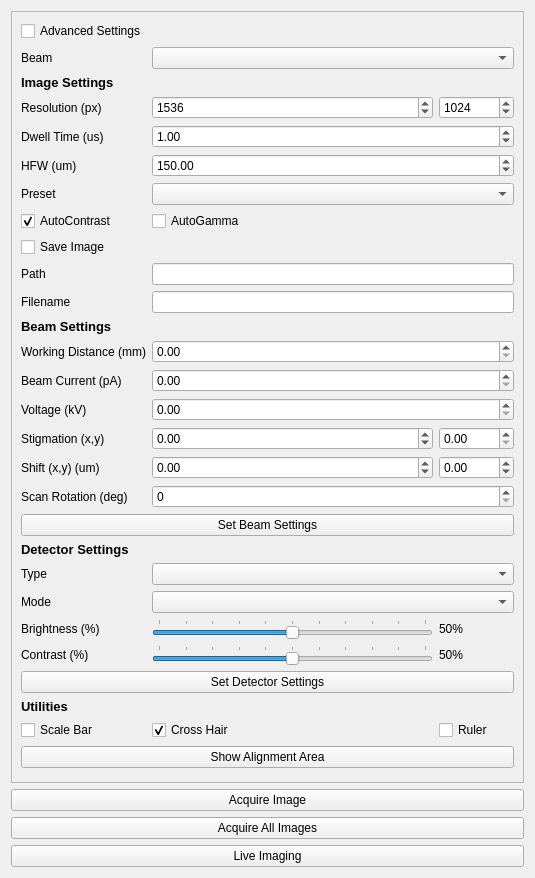
Above: fibsem/ui/qtdesigner_files/ImageSettingsWidget.ui from DeMarcoLab/fibsem before the change. Below: the same form after it.
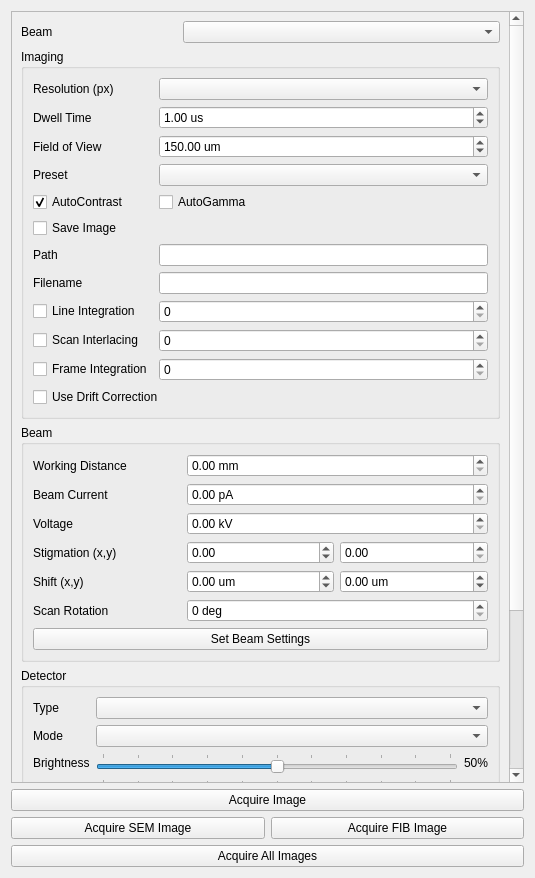
That is the form after the change.

Diff of the .ui file:
```diff
--- a/fibsem/ui/qtdesigner_files/ImageSettingsWidget.ui
+++ b/fibsem/ui/qtdesigner_files/ImageSettingsWidget.ui
@@ -14,14 +14,7 @@
    <string>Form</string>
   </property>
   <layout class="QGridLayout" name="gridLayout">
-   <item row="29" column="0" colspan="2">
-    <widget class="QPushButton" name="pushButton_take_image">
-     <property name="text">
-      <string>Acquire Image</string>
-     </property>
-    </widget>
-   </item>
-   <item row="30" column="0" colspan="2">
+   <item row="31" column="0" colspan="2">
     <widget class="QPushButton" name="pushButton_take_all_images">
      <property name="text">
       <string>Acquire All Images</string>
@@ -43,23 +36,22 @@
       <property name="geometry">
        <rect>
         <x>0</x>
-        <y>-77</y>
+        <y>-311</y>
         <width>501</width>
-        <height>842</height>
+        <height>1076</height>
        </rect>
       </property>
       <layout class="QGridLayout" name="gridLayout_2">
-       <item row="6" column="1" colspan="2">
-        <widget class="QComboBox" name="comboBox_presets"/>
+       <item row="1" column="1" colspan="2">
+        <widget class="QComboBox" name="selected_beam"/>
        </item>
-       <item row="34" column="1" colspan="2">
-        <widget class="QLabel" name="ion_ruler_label">
-         <property name="text">
-          <string/>
+       <item row="33" column="0" colspan="3">
+        <widget class="QGroupBox" name="groupBox_utilities">
+         <property name="title">
+          <string>Utilities</string>
          </property>
-        </widget>
-       </item>
-       <item row="35" column="1">
+         <layout class="QGridLayout" name="gridLayout_6">
+          <item row="1" column="1">
         <widget class="QCheckBox" name="crosshair_checkbox">
          <property name="text">
           <string>Cross Hair</string>
@@ -69,33 +61,135 @@
          </property>
         </widget>
        </item>
-       <item row="30" column="1">
-        <widget class="QSlider" name="detector_brightness_slider">
-         <property name="maximum">
-          <number>100</number>
-         </property>
-         <property name="sliderPosition">
-          <number>50</number>
-         </property>
-         <property name="orientation">
-          <enum>Qt::Horizontal</enum>
-         </property>
-         <property name="invertedAppearance">
-          <bool>false</bool>
-         </property>
-         <property name="tickPosition">
-          <enum>QSlider::TicksAbove</enum>
-         </property>
-         <property name="tickInterval">
-          <number>10</number>
+          <item row="1" column="2">
+           <widget class="QCheckBox" name="ion_ruler_checkBox">
+            <property name="text">
+             <string>Ruler </string>
+            </property>
+           </widget>
+          </item>
+          <item row="1" column="0">
+           <widget class="QCheckBox" name="scalebar_checkbox">
+            <property name="text">
+             <string>Scale Bar</string>
+            </property>
+           </widget>
+          </item>
+          <item row="2" column="0" colspan="3">
+           <widget class="QLabel" name="ion_ruler_label">
+            <property name="text">
+             <string/>
+            </property>
+           </widget>
+          </item>
+          <item row="3" column="0" colspan="3">
+           <widget class="QPushButton" name="pushButton_show_alignment_area">
+            <property name="text">
+             <string>Show Alignment Area</string>
+            </property>
+           </widget>
+          </item>
+          <item row="0" column="0" colspan="3">
+           <widget class="QCheckBox" name="checkBox_advanced_settings">
+            <property name="text">
+             <string>Show Advanced</string>
+            </property>
+           </widget>
+          </item>
+         </layout>
+        </widget>
+       </item>
+       <item row="2" column="0" colspan="3">
+        <widget class="QGroupBox" name="groupBox_imaging">
+         <property name="title">
+          <string>Imaging</string>
          </property>
-        </widget>
-       </item>
-       <item row="12" column="1" colspan="2">
+         <layout class="QGridLayout" name="gridLayout_3">
+          <item row="4" column="0">
+           <widget class="QCheckBox" name="checkBox_image_use_autocontrast">
+            <property name="text">
+             <string>AutoContrast</string>
+            </property>
+            <property name="checked">
+             <bool>true</bool>
+            </property>
+           </widget>
+          </item>
+          <item row="3" column="1">
+           <widget class="QComboBox" name="comboBox_presets"/>
+          </item>
+          <item row="4" column="1">
+           <widget class="QCheckBox" name="checkBox_image_use_autogamma">
+            <property name="text">
+             <string>AutoGamma</string>
+            </property>
+           </widget>
+          </item>
+          <item row="6" column="0">
+           <widget class="QLabel" name="label_image_save_path">
+            <property name="text">
+             <string>Path</string>
+            </property>
+           </widget>
+          </item>
+          <item row="5" column="0" colspan="2">
+           <widget class="QCheckBox" name="checkBox_image_save_image">
+            <property name="text">
+             <string>Save Image</string>
+            </property>
+           </widget>
+          </item>
+          <item row="10" column="1">
+           <widget class="QSpinBox" name="spinBox_image_scan_interlacing"/>
+          </item>
+          <item row="1" column="0">
+           <widget class="QLabel" name="label_image_dwell_time">
+            <property name="text">
+             <string>Dwell Time</string>
+            </property>
+           </widget>
+          </item>
+          <item row="7" column="1">
         <widget class="QLineEdit" name="lineEdit_image_label"/>
        </item>
-       <item row="5" column="1" colspan="2">
+          <item row="11" column="1">
+           <widget class="QSpinBox" name="spinBox_image_frame_integration"/>
+          </item>
+          <item row="8" column="1">
+           <widget class="QSpinBox" name="spinBox_image_line_integration"/>
+          </item>
+          <item row="3" column="0">
+           <widget class="QLabel" name="label_presets">
+            <property name="text">
+             <string>Preset</string>
+            </property>
+           </widget>
+          </item>
+          <item row="7" column="0">
+           <widget class="QLabel" name="label_image_label">
+            <property name="text">
+             <string>Filename</string>
+            </property>
+           </widget>
+          </item>
+          <item row="6" column="1">
+           <widget class="QLineEdit" name="lineEdit_image_path"/>
+          </item>
+          <item row="0" column="1">
+           <widget class="QComboBox" name="comboBox_image_resolution"/>
+          </item>
+          <item row="0" column="0">
+           <widget class="QLabel" name="label_image_resolution">
+            <property name="text">
+             <string>Resolution (px)</string>
+            </property>
+           </widget>
+          </item>
+          <item row="2" column="1">
         <widget class="QDoubleSpinBox" name="doubleSpinBox_image_hfw">
+            <property name="suffix">
+             <string> um</string>
+            </property>
          <property name="maximum">
           <double>100000000.000000000000000</double>
          </property>
@@ -107,35 +201,61 @@
          </property>
         </widget>
        </item>
-       <item row="26" column="0" colspan="3">
-        <widget class="QPushButton" name="button_set_beam_settings">
+          <item row="2" column="0">
+           <widget class="QLabel" name="label_image_hfw">
          <property name="text">
-          <string>Set Beam Settings</string>
+             <string>Field of View</string>
          </property>
         </widget>
        </item>
-       <item row="25" column="1" colspan="2">
-        <widget class="QSpinBox" name="spinBox_beam_scan_rotation">
+          <item row="1" column="1">
+           <widget class="QDoubleSpinBox" name="doubleSpinBox_image_dwell_time">
+            <property name="suffix">
+             <string> us</string>
+            </property>
          <property name="maximum">
-          <number>360</number>
-         </property>
-        </widget>
-       </item>
-       <item row="7" column="1">
-        <widget class="QCheckBox" name="checkBox_image_use_autogamma">
+             <double>10000000000000.000000000000000</double>
+            </property>
+            <property name="singleStep">
+             <double>0.010000000000000</double>
+            </property>
+            <property name="value">
+             <double>1.000000000000000</double>
+            </property>
+           </widget>
+          </item>
+          <item row="8" column="0">
+           <widget class="QCheckBox" name="checkBox_image_line_integration">
          <property name="text">
-          <string>AutoGamma</string>
+             <string>Line Integration</string>
          </property>
         </widget>
        </item>
-       <item row="1" column="0">
-        <widget class="QLabel" name="label_beam_type">
+          <item row="10" column="0">
+           <widget class="QCheckBox" name="checkBox_image_scan_interlacing">
          <property name="text">
-          <string>Beam</string>
+             <string>Scan Interlacing</string>
          </property>
         </widget>
        </item>
-       <item row="37" column="0" colspan="2">
+          <item row="11" column="0">
+           <widget class="QCheckBox" name="checkBox_image_frame_integration">
+            <property name="text">
+             <string>Frame Integration</string>
+            </property>
+           </widget>
+          </item>
+          <item row="12" column="0" colspan="2">
+           <widget class="QCheckBox" name="checkBox_image_drift_correction">
+            <property name="text">
+             <string>Use Drift Correction</string>
+            </property>
+           </widget>
+          </item>
+         </layout>
+        </widget>
+       </item>
+       <item row="36" column="0" colspan="2">
         <spacer name="verticalSpacer">
          <property name="orientation">
           <enum>Qt::Vertical</enum>
@@ -148,217 +268,76 @@
          </property>
         </spacer>
        </item>
-       <item row="4" column="0">
-        <widget class="QLabel" name="label_image_dwell_time">
+       <item row="1" column="0">
+        <widget class="QLabel" name="label_beam_type">
          <property name="text">
-          <string>Dwell Time (us)</string>
+          <string>Beam</string>
          </property>
         </widget>
        </item>
-       <item row="19" column="0" colspan="3">
-        <widget class="QLabel" name="label_beam_header">
-         <property name="font">
-          <font>
-           <pointsize>10</pointsize>
-           <weight>75</weight>
-           <bold>true</bold>
-          </font>
+       <item row="4" column="0" colspan="3">
+        <widget class="QGroupBox" name="groupBox_detector">
+         <property name="title">
+          <string>Detector</string>
          </property>
-         <property name="text">
-          <string>Beam Settings</string>
-         </property>
-        </widget>
-       </item>
-       <item row="34" column="0">
-        <widget class="QLabel" name="label_utils_header">
-         <property name="font">
-          <font>
-           <pointsize>10</pointsize>
-           <weight>75</weight>
-           <bold>true</bold>
-          </font>
-         </property>
-         <property name="text">
-          <string>Utilities</string>
-         </property>
-        </widget>
-       </item>
-       <item row="5" column="0">
-        <widget class="QLabel" name="label_image_hfw">
-         <property name="text">
-          <string>HFW (um)</string>
-         </property>
-        </widget>
-       </item>
-       <item row="30" column="2">
-        <widget class="QLabel" name="detector_brightness_label">
+         <layout class="QGridLayout" name="gridLayout_5">
+          <item row="3" column="2">
+           <widget class="QLabel" name="detector_contrast_label">
          <property name="text">
           <string>50%</string>
          </property>
         </widget>
        </item>
-       <item row="29" column="1" colspan="2">
-        <widget class="QComboBox" name="detector_mode_combobox"/>
-       </item>
-       <item row="2" column="0" colspan="3">
-        <widget class="QLabel" name="label_title">
-         <property name="font">
-          <font>
-           <pointsize>10</pointsize>
-           <weight>75</weight>
-           <bold>true</bold>
-          </font>
-         </property>
-         <property name="text">
-          <string>Image Settings</string>
-         </property>
-        </widget>
-       </item>
-       <item row="4" column="1" colspan="2">
-        <widget class="QDoubleSpinBox" name="doubleSpinBox_image_dwell_time">
-         <property name="maximum">
-          <double>10000000000000.000000000000000</double>
-         </property>
-         <property name="singleStep">
-          <double>0.010000000000000</double>
-         </property>
-         <property name="value">
-          <double>1.000000000000000</double>
-         </property>
-        </widget>
-       </item>
-       <item row="11" column="1" colspan="2">
-        <widget class="QLineEdit" name="lineEdit_image_path"/>
-       </item>
-       <item row="25" column="0">
-        <widget class="QLabel" name="label_beam_scan_rotation">
-         <property name="text">
-          <string>Scan Rotation (deg)</string>
-         </property>
-        </widget>
-       </item>
-       <item row="24" column="1">
-        <widget class="QDoubleSpinBox" name="shift_x">
-         <property name="minimum">
-          <double>-1000.000000000000000</double>
-         </property>
-         <property name="maximum">
-          <double>1000.000000000000000</double>
-         </property>
-        </widget>
-       </item>
-       <item row="29" column="0">
-        <widget class="QLabel" name="label_detector_mode">
-         <property name="text">
-          <string>Mode</string>
-         </property>
-        </widget>
-       </item>
-       <item row="28" column="0">
+          <item row="0" column="0">
         <widget class="QLabel" name="label_detector_type">
          <property name="text">
           <string>Type</string>
          </property>
         </widget>
        </item>
-       <item row="24" column="0">
-        <widget class="QLabel" name="label_shift">
-         <property name="text">
-          <string>Shift (x,y) (um)</string>
-         </property>
-        </widget>
-       </item>
-       <item row="23" column="2">
-        <widget class="QDoubleSpinBox" name="stigmation_y">
+          <item row="2" column="1">
+           <widget class="QSlider" name="detector_brightness_slider">
          <property name="maximum">
-          <double>1000.000000000000000</double>
-         </property>
-        </widget>
-       </item>
-       <item row="12" column="0">
-        <widget class="QLabel" name="label_image_label">
-         <property name="text">
-          <string>Filename</string>
-         </property>
-        </widget>
-       </item>
-       <item row="20" column="1" colspan="2">
-        <widget class="QDoubleSpinBox" name="working_distance">
-         <property name="maximum">
-          <double>1000.000000000000000</double>
-         </property>
-        </widget>
-       </item>
-       <item row="31" column="2">
-        <widget class="QLabel" name="detector_contrast_label">
+             <number>100</number>
+            </property>
+            <property name="sliderPosition">
+             <number>50</number>
+            </property>
+            <property name="orientation">
+             <enum>Qt::Horizontal</enum>
+            </property>
+            <property name="invertedAppearance">
+             <bool>false</bool>
+            </property>
+            <property name="tickPosition">
+             <enum>QSlider::TicksAbove</enum>
+            </property>
+            <property name="tickInterval">
+             <number>10</number>
+            </property>
+           </widget>
+          </item>
+          <item row="1" column="1" colspan="2">
+           <widget class="QComboBox" name="detector_mode_combobox"/>
+          </item>
+          <item row="2" column="2">
+           <widget class="QLabel" name="detector_brightness_label">
          <property name="text">
           <string>50%</string>
          </property>
         </widget>
        </item>
-       <item row="31" column="0">
-        <widget class="QLabel" name="label_detector_contrast">
-         <property name="text">
-          <string>Contrast (%)</string>
-         </property>
-        </widget>
-       </item>
-       <item row="35" column="0">
-        <widget class="QCheckBox" name="scalebar_checkbox">
+          <item row="0" column="1" colspan="2">
+           <widget class="QComboBox" name="detector_type_combobox"/>
+          </item>
+          <item row="2" column="0">
+           <widget class="QLabel" name="label_detector_brightness">
          <property name="text">
-          <string>Scale Bar</string>
+             <string>Brightness</string>
          </property>
         </widget>
        </item>
-       <item row="21" column="0">
-        <widget class="QLabel" name="label_beam_current">
-         <property name="text">
-          <string>Beam Current (pA)</string>
-         </property>
-        </widget>
-       </item>
-       <item row="7" column="0">
-        <widget class="QCheckBox" name="checkBox_image_use_autocontrast">
-         <property name="text">
-          <string>AutoContrast</string>
-         </property>
-         <property name="checked">
-          <bool>true</bool>
-         </property>
-        </widget>
-       </item>
-       <item row="24" column="2">
-        <widget class="QDoubleSpinBox" name="shift_y">
-         <property name="minimum">
-          <double>-1000.000000000000000</double>
-         </property>
-         <property name="maximum">
-          <double>1000.000000000000000</double>
-         </property>
-        </widget>
-       </item>
-       <item row="23" column="0">
-        <widget class="QLabel" name="label_stigmation">
-         <property name="text">
-          <string>Stigmation (x,y)</string>
-         </property>
-        </widget>
-       </item>
-       <item row="22" column="0">
-        <widget class="QLabel" name="label_beam_voltage">
-         <property name="text">
-          <string>Voltage (kV)</string>
-         </property>
-        </widget>
-       </item>
-       <item row="20" column="0">
-        <widget class="QLabel" name="label_beam_working_distance">
-         <property name="text">
-          <string>Working Distance (mm)</string>
-         </property>
-        </widget>
-       </item>
-       <item row="31" column="1">
+          <item row="3" column="1">
         <widget class="QSlider" name="detector_contrast_slider">
          <property name="maximum">
           <number>100</number>
@@ -377,147 +356,208 @@
          </property>
         </widget>
        </item>
-       <item row="3" column="1">
-        <widget class="QSpinBox" name="spinBox_resolution_x">
-         <property name="minimum">
-          <number>1</number>
-         </property>
-         <property name="maximum">
-          <number>999999999</number>
-         </property>
-         <property name="value">
-          <number>1536</number>
-         </property>
-        </widget>
-       </item>
-       <item row="27" column="0" colspan="3">
-        <widget class="QLabel" name="label_detector_header">
-         <property name="font">
-          <font>
-           <pointsize>10</pointsize>
-           <weight>75</weight>
-           <bold>true</bold>
-          </font>
-         </property>
+          <item row="3" column="0">
+           <widget class="QLabel" name="label_detector_contrast">
          <property name="text">
-          <string>Detector Settings</string>
+             <string>Contrast</string>
          </property>
         </widget>
        </item>
-       <item row="35" column="2">
-        <widget class="QCheckBox" name="ion_ruler_checkBox">
+          <item row="1" column="0">
+           <widget class="QLabel" name="label_detector_mode">
          <property name="text">
-          <string>Ruler </string>
+             <string>Mode</string>
          </property>
         </widget>
        </item>
-       <item row="32" column="0" colspan="3">
+          <item row="4" column="0" colspan="3">
         <widget class="QPushButton" name="set_detector_button">
          <property name="text">
           <string>Set Detector Settings</string>
          </property>
         </widget>
        </item>
+         </layout>
+        </widget>
+       </item>
+       <item row="3" column="0" colspan="3">
+        <widget class="QGroupBox" name="groupBox_beam">
+         <property name="title">
+          <string>Beam</string>
+         </property>
+         <layout class="QGridLayout" name="gridLayout_4">
        <item row="3" column="2">
-        <widget class="QSpinBox" name="spinBox_resolution_y">
+           <widget class="QDoubleSpinBox" name="doubleSpinBox_stigmation_y">
+            <property name="maximum">
+             <double>1000.000000000000000</double>
+            </property>
+            <property name="singleStep">
+             <double>0.010000000000000</double>
+            </property>
+           </widget>
+          </item>
+          <item row="5" column="1" colspan="2">
+           <widget class="QSpinBox" name="spinBox_beam_scan_rotation">
+            <property name="suffix">
+             <string> deg</string>
+            </property>
+            <property name="maximum">
+             <number>360</number>
+            </property>
+           </widget>
+          </item>
+          <item row="3" column="1">
+           <widget class="QDoubleSpinBox" name="doubleSpinBox_stigmation_x">
          <property name="minimum">
-          <number>1</number>
+             <double>-1000.000000000000000</double>
          </property>
          <property name="maximum">
-          <number>999999999</number>
-         </property>
-         <property name="value">
-          <number>1024</number>
+             <double>1000.000000000000000</double>
+            </property>
+            <property name="singleStep">
+             <double>0.010000000000000</double>
          </property>
         </widget>
        </item>
-       <item row="1" column="1" colspan="2">
-        <widget class="QComboBox" name="selected_beam"/>
-       </item>
-       <item row="11" column="0">
-        <widget class="QLabel" name="label_image_save_path">
+          <item row="2" column="0">
+           <widget class="QLabel" name="label_beam_voltage">
          <property name="text">
-          <string>Path</string>
+             <string>Voltage</string>
          </property>
         </widget>
        </item>
-       <item row="28" column="1" colspan="2">
-        <widget class="QComboBox" name="detector_type_combobox"/>
-       </item>
-       <item row="3" column="0">
-        <widget class="QLabel" name="label_image_resolution">
+          <item row="0" column="0">
+           <widget class="QLabel" name="label_beam_working_distance">
          <property name="text">
-          <string>Resolution (px)</string>
+             <string>Working Distance</string>
          </property>
         </widget>
        </item>
-       <item row="22" column="1" colspan="2">
-        <widget class="QDoubleSpinBox" name="beam_voltage">
+          <item row="0" column="1" colspan="2">
+           <widget class="QDoubleSpinBox" name="doubleSpinBox_working_distance">
+            <property name="suffix">
+             <string> mm</string>
+            </property>
+            <property name="maximum">
+             <double>1000.000000000000000</double>
+            </property>
+            <property name="singleStep">
+             <double>0.010000000000000</double>
+            </property>
+           </widget>
+          </item>
+          <item row="2" column="1" colspan="2">
+           <widget class="QDoubleSpinBox" name="doubleSpinBox_beam_voltage">
+            <property name="suffix">
+             <string> kV</string>
+            </property>
          <property name="maximum">
           <double>100000.000000000000000</double>
          </property>
         </widget>
        </item>
-       <item row="6" column="0">
-        <widget class="QLabel" name="label_presets">
-         <property name="text">
-          <string>Preset</string>
-         </property>
-        </widget>
-       </item>
-       <item row="9" column="0" colspan="3">
-        <widget class="QCheckBox" name="checkBox_image_save_image">
+          <item row="4" column="2">
+           <widget class="QDoubleSpinBox" name="doubleSpinBox_shift_y">
+            <property name="suffix">
+             <string> um</string>
+            </property>
+            <property name="minimum">
+             <double>-1000.000000000000000</double>
+            </property>
+            <property name="maximum">
+             <double>1000.000000000000000</double>
+            </property>
+            <property name="singleStep">
+             <double>0.010000000000000</double>
+            </property>
+           </widget>
+          </item>
+          <item row="5" column="0">
+           <widget class="QLabel" name="label_beam_scan_rotation">
          <property name="text">
-          <string>Save Image</string>
+             <string>Scan Rotation</string>
          </property>
         </widget>
        </item>
-       <item row="21" column="1" colspan="2">
-        <widget class="QDoubleSpinBox" name="beam_current">
-         <property name="maximum">
-          <double>1000.000000000000000</double>
+          <item row="1" column="0">
+           <widget class="QLabel" name="label_beam_current">
+            <property name="text">
+             <string>Beam Current</string>
          </property>
         </widget>
        </item>
-       <item row="0" column="0" colspan="2">
-        <widget class="QCheckBox" name="checkBox_advanced_settings">
+          <item row="4" column="0">
+           <widget class="QLabel" name="label_shift">
          <property name="text">
-          <string>Advanced Settings</string>
+             <string>Shift (x,y)</string>
          </property>
         </widget>
        </item>
-       <item row="23" column="1">
-        <widget class="QDoubleSpinBox" name="stigmation_x">
+          <item row="4" column="1">
+           <widget class="QDoubleSpinBox" name="doubleSpinBox_shift_x">
+            <property name="suffix">
+             <string> um</string>
+            </property>
          <property name="minimum">
           <double>-1000.000000000000000</double>
          </property>
          <property name="maximum">
           <double>1000.000000000000000</double>
+            </property>
+            <property name="singleStep">
+             <double>0.010000000000000</double>
+            </property>
+           </widget>
+          </item>
+          <item row="1" column="1" colspan="2">
+           <widget class="QDoubleSpinBox" name="doubleSpinBox_beam_current">
+            <property name="suffix">
+             <string> pA</string>
+            </property>
+            <property name="maximum">
+             <double>1000.000000000000000</double>
+            </property>
+           </widget>
+          </item>
+          <item row="3" column="0">
+           <widget class="QLabel" name="label_stigmation">
+            <property name="text">
+             <string>Stigmation (x,y)</string>
+            </property>
+           </widget>
+          </item>
+          <item row="6" column="0" colspan="3">
+           <widget class="QPushButton" name="button_set_beam_settings">
+            <property name="text">
+             <string>Set Beam Settings</string>
+            </property>
+           </widget>
+          </item>
+         </layout>
+        </widget>
+       </item>
+      </layout>
+     </widget>
+    </widget>
+   </item>
+   <item row="29" column="0" colspan="2">
+    <widget class="QPushButton" name="pushButton_take_image">
+     <property name="text">
+      <string>Acquire Image</string>
          </property>
         </widget>
        </item>
        <item row="30" column="0">
-        <widget class="QLabel" name="label_detector_brightness">
+    <widget class="QPushButton" name="pushButton_acquire_sem_image">
          <property name="text">
-          <string>Brightness (%)</string>
+      <string>Acquire SEM Image</string>
          </property>
         </widget>
        </item>
-       <item row="36" column="0" colspan="3">
-        <widget class="QPushButton" name="pushButton_show_alignment_area">
+   <item row="30" column="1">
+    <widget class="QPushButton" name="pushButton_acquire_fib_image">
          <property name="text">
-          <string>Show Alignment Area</string>
-         </property>
-        </widget>
-       </item>
-      </layout>
-     </widget>
-    </widget>
-   </item>
-   <item row="31" column="0" colspan="2">
-    <widget class="QPushButton" name="pushButton_live_imaging">
-     <property name="text">
-      <string>Live Imaging</string>
+      <string>Acquire FIB Image</string>
      </property>
     </widget>
    </item>
```
Left out of the diff: 2 changed lines with no effect on the pictures. Lines whose indentation alone changed are shown as unchanged.
